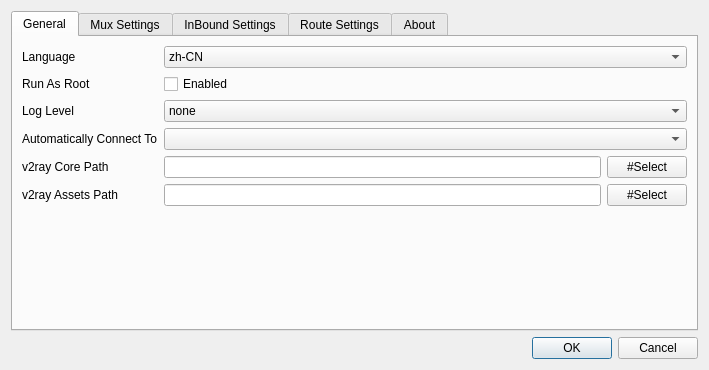
Above: src/w_PrefrencesWindow.ui from darsvador/qvssr before the change. Below: the same form after it.
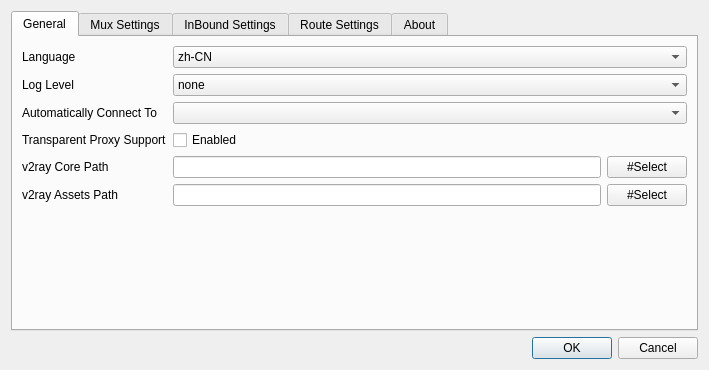
That is the form after the change. Icons and pictures are not drawn.

Commit message: [fix][lang] Fixed some translation sources. Update UI for tProxy settings.

What changed in the file:
```diff
--- a/src/w_PrefrencesWindow.ui
+++ b/src/w_PrefrencesWindow.ui
@@ -64,27 +64,13 @@
         </widget>
        </item>
        <item row="1" column="0">
-        <widget class="QLabel" name="label_7">
-         <property name="text">
-          <string>Run As Root</string>
-         </property>
-        </widget>
-       </item>
-       <item row="1" column="1">
-        <widget class="QCheckBox" name="runAsRootCheckBox">
-         <property name="text">
-          <string>Enabled</string>
-         </property>
-        </widget>
-       </item>
-       <item row="2" column="0">
         <widget class="QLabel" name="label">
          <property name="text">
           <string>Log Level</string>
          </property>
         </widget>
        </item>
-       <item row="2" column="1">
+       <item row="1" column="1">
         <widget class="QComboBox" name="logLevelComboBox">
          <property name="sizePolicy">
           <sizepolicy hsizetype="Minimum" vsizetype="Fixed">
@@ -125,14 +111,14 @@
          </item>
         </widget>
        </item>
-       <item row="3" column="0">
+       <item row="2" column="0">
         <widget class="QLabel" name="label_19">
          <property name="text">
           <string>Automatically Connect To</string>
          </property>
         </widget>
        </item>
-       <item row="3" column="1">
+       <item row="2" column="1">
         <widget class="QComboBox" name="autoStartCombo">
          <item>
           <property name="text">
@@ -141,6 +127,20 @@
          </item>
         </widget>
        </item>
+       <item row="3" column="0">
+        <widget class="QLabel" name="label_7">
+         <property name="text">
+          <string>Transparent Proxy Support</string>
+         </property>
+        </widget>
+       </item>
+       <item row="3" column="1">
+        <widget class="QCheckBox" name="tProxyCheckBox">
+         <property name="text">
+          <string>Enabled</string>
+         </property>
+        </widget>
+       </item>
        <item row="4" column="0">
         <widget class="QLabel" name="label_14">
          <property name="text">
```
The commit also changes 6 other files.
